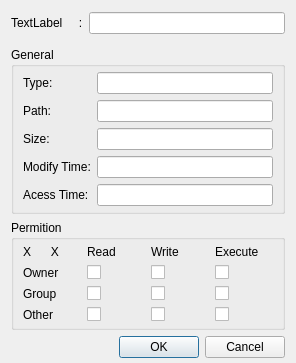
First picture: the form in src/fileproperties.ui, repository kitech/nullfxp, before the edit.
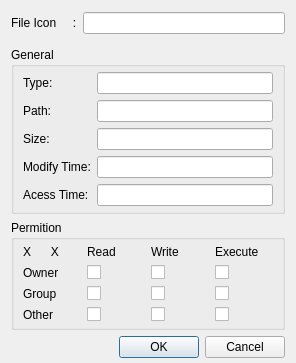
Second picture: the form after the edit.

Commit message: 修改文件属性对话框一个文字显示。添加本地目录树的重命名功能。

Diff of the .ui file:
```diff
--- a/src/fileproperties.ui
+++ b/src/fileproperties.ui
@@ -24,7 +24,7 @@
      <item>
       <widget class="QLabel" name="label_13" >
        <property name="text" >
-        <string>TextLabel</string>
+        <string>File Icon</string>
        </property>
       </widget>
      </item>
```
The commit also changes 2 other files.
